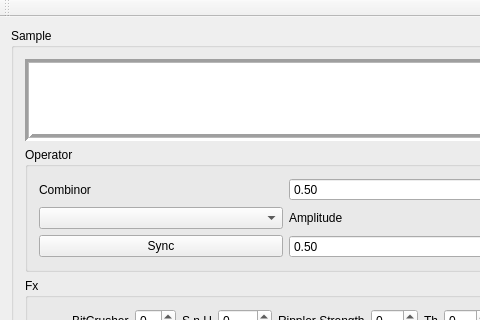
Old version of the form Synth7/mainwindow.ui in the repository djeemie2000/SynthPlayground; both pictures show x 0 to 480 and y 0 to 320 of the 1448 by 671 pixel window.
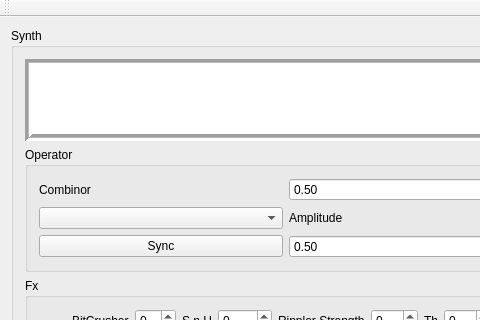
New version of the form.

Commit message: Reusable way of adding a spinbox with callback  #25

```diff
--- a/Synth7/mainwindow.ui
+++ b/Synth7/mainwindow.ui
@@ -18,7 +18,7 @@
     <item>
      <widget class="QGroupBox" name="groupBox_3">
       <property name="title">
-       <string>Sample</string>
+       <string>Synth</string>
       </property>
       <layout class="QVBoxLayout" name="verticalLayout">
        <item>
```
Left out of the diff: 2 changed lines with no effect on the pictures. The commit also changes 6 other files.
